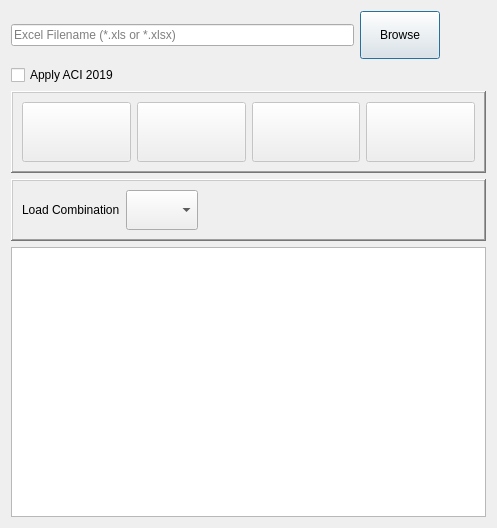
Above: safe/punch/punchPanel.ui from ebrahimraeyat/OSAFE before the change. Below: the same form after it.
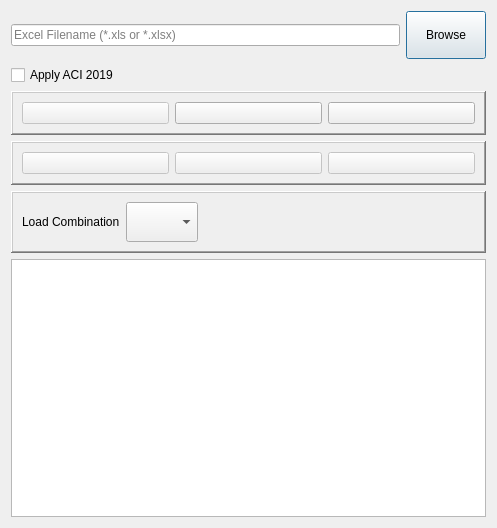
That is the form after the change.

Patch:
```diff
--- a/safe/punch/punchPanel.ui
+++ b/safe/punch/punchPanel.ui
@@ -42,28 +42,6 @@
        </property>
       </widget>
      </item>
-     <item>
-      <widget class="QPushButton" name="help_button">
-       <property name="minimumSize">
-        <size>
-         <width>0</width>
-         <height>0</height>
-        </size>
-       </property>
-       <property name="text">
-        <string/>
-       </property>
-       <property name="iconSize">
-        <size>
-         <width>48</width>
-         <height>48</height>
-        </size>
-       </property>
-       <property name="flat">
-        <bool>true</bool>
-       </property>
-      </widget>
-     </item>
     </layout>
    </item>
    <item>
@@ -90,7 +68,7 @@
         <property name="minimumSize">
          <size>
           <width>0</width>
-          <height>60</height>
+          <height>0</height>
          </size>
         </property>
         <property name="toolTip">
@@ -113,6 +91,65 @@
         </property>
        </widget>
       </item>
+      <item>
+       <widget class="QPushButton" name="update_button">
+        <property name="enabled">
+         <bool>true</bool>
+        </property>
+        <property name="minimumSize">
+         <size>
+          <width>0</width>
+          <height>0</height>
+         </size>
+        </property>
+        <property name="toolTip">
+         <string>update punch</string>
+        </property>
+        <property name="text">
+         <string/>
+        </property>
+        <property name="iconSize">
+         <size>
+          <width>48</width>
+          <height>48</height>
+         </size>
+        </property>
+       </widget>
+      </item>
+      <item>
+       <widget class="QPushButton" name="help_button">
+        <property name="minimumSize">
+         <size>
+          <width>0</width>
+          <height>0</height>
+         </size>
+        </property>
+        <property name="text">
+         <string/>
+        </property>
+        <property name="iconSize">
+         <size>
+          <width>48</width>
+          <height>48</height>
+         </size>
+        </property>
+        <property name="flat">
+         <bool>false</bool>
+        </property>
+       </widget>
+      </item>
+     </layout>
+    </widget>
+   </item>
+   <item>
+    <widget class="QFrame" name="frame_3">
+     <property name="frameShape">
+      <enum>QFrame::WinPanel</enum>
+     </property>
+     <property name="frameShadow">
+      <enum>QFrame::Raised</enum>
+     </property>
+     <layout class="QHBoxLayout" name="horizontalLayout_6">
       <item>
        <widget class="QPushButton" name="export_image_button">
         <property name="enabled">
@@ -121,7 +158,7 @@
         <property name="minimumSize">
          <size>
           <width>0</width>
-          <height>60</height>
+          <height>0</height>
          </size>
         </property>
         <property name="toolTip">
@@ -132,8 +169,8 @@
         </property>
         <property name="iconSize">
          <size>
-          <width>64</width>
-          <height>64</height>
+          <width>48</width>
+          <height>48</height>
          </size>
         </property>
        </widget>
@@ -146,7 +183,7 @@
         <property name="minimumSize">
          <size>
           <width>0</width>
-          <height>60</height>
+          <height>0</height>
          </size>
         </property>
         <property name="toolTip">
@@ -171,7 +208,7 @@
         <property name="minimumSize">
          <size>
           <width>0</width>
-          <height>60</height>
+          <height>0</height>
          </size>
         </property>
         <property name="toolTip">
```
Left out of the diff: 2 changed lines with no effect on the pictures.
